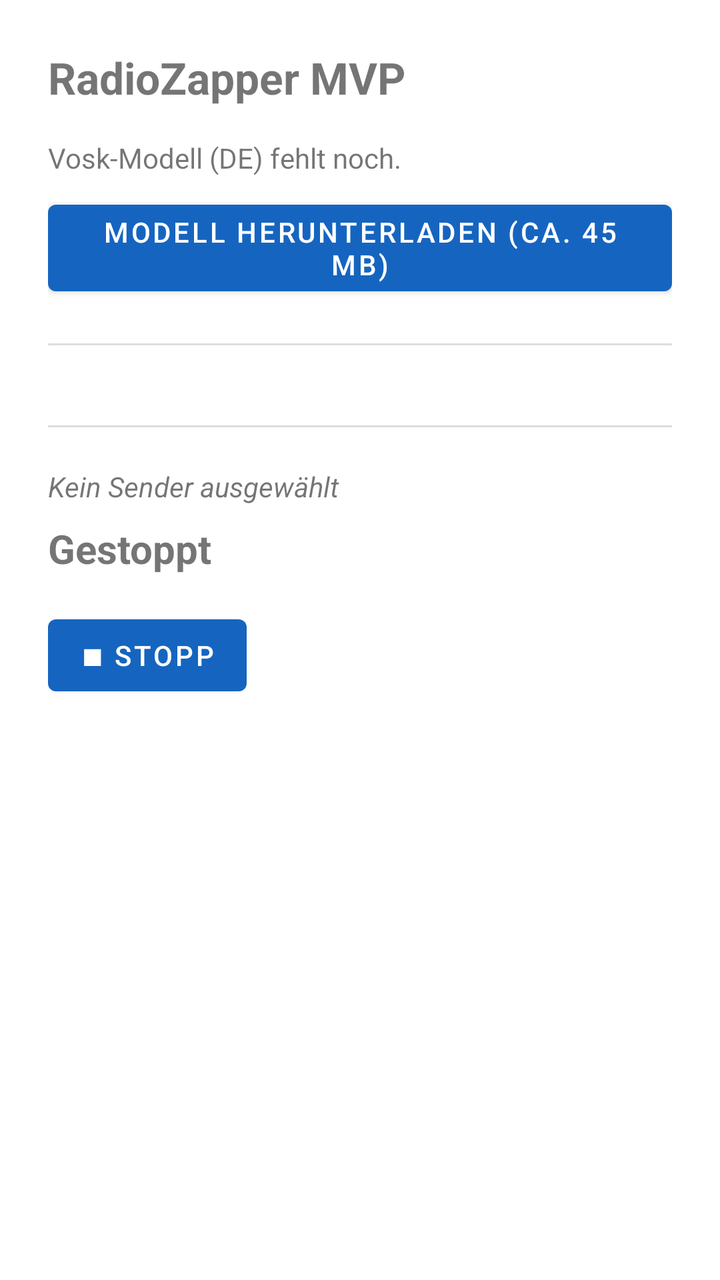
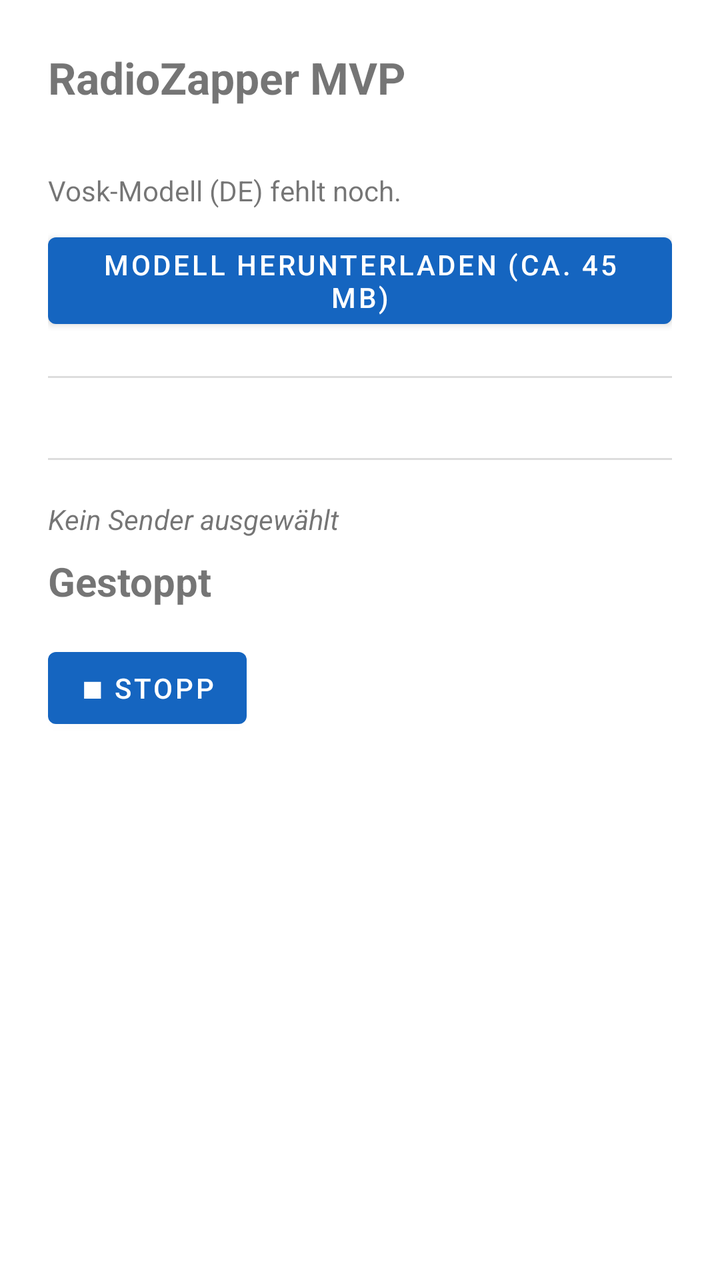

Screens rendered from an Android XML layout before and after an edit, with the pre-edit source and the edit as a unified diff.
<!-- AndroidManifest.xml: activity theme Theme.RadioZapperMvp -->
<!-- res/layout/activity_main.xml -->
<?xml version="1.0" encoding="utf-8"?>
<ScrollView xmlns:android="http://schemas.android.com/apk/res/android"
    android:layout_width="match_parent"
    android:layout_height="match_parent">

    <LinearLayout
        android:layout_width="match_parent"
        android:layout_height="wrap_content"
        android:orientation="vertical"
        android:padding="24dp">

        <TextView
            android:layout_width="wrap_content"
            android:layout_height="wrap_content"
            android:text="@string/app_name"
            android:textSize="22sp"
            android:textStyle="bold"
            android:layout_marginBottom="16dp" />

        
        <TextView
            android:id="@+id/modelStatusText"
            android:layout_width="match_parent"
            android:layout_height="wrap_content"
            android:text="@string/model_not_ready" />

        <ProgressBar
            android:id="@+id/modelProgressBar"
            style="?android:attr/progressBarStyleHorizontal"
            android:layout_width="match_parent"
            android:layout_height="wrap_content"
            android:layout_marginTop="4dp"
            android:max="100"
            android:visibility="gone" />

        <Button
            android:id="@+id/downloadModelButton"
            android:layout_width="wrap_content"
            android:layout_height="wrap_content"
            android:layout_marginTop="8dp"
            android:text="@string/btn_download_model" />

        <View
            android:layout_width="match_parent"
            android:layout_height="1dp"
            android:layout_marginTop="20dp"
            android:layout_marginBottom="20dp"
            android:background="#DDDDDD" />

        
        <LinearLayout
            android:id="@+id/stationsContainer"
            android:layout_width="match_parent"
            android:layout_height="wrap_content"
            android:orientation="vertical" />

        <View
            android:layout_width="match_parent"
            android:layout_height="1dp"
            android:layout_marginTop="20dp"
            android:layout_marginBottom="20dp"
            android:background="#DDDDDD" />

        
        <TextView
            android:id="@+id/currentStationText"
            android:layout_width="match_parent"
            android:layout_height="wrap_content"
            android:text="@string/current_station_none"
            android:textStyle="italic" />

        <TextView
            android:id="@+id/statusText"
            android:layout_width="match_parent"
            android:layout_height="wrap_content"
            android:layout_marginTop="8dp"
            android:text="@string/status_idle"
            android:textSize="20sp"
            android:textStyle="bold" />

        <Button
            android:id="@+id/stopButton"
            android:layout_width="wrap_content"
            android:layout_height="wrap_content"
            android:layout_marginTop="16dp"
            android:text="@string/btn_stop" />

    </LinearLayout>
</ScrollView>
<!-- resources referenced by this layout -->
<resources>
  <string name="app_name">RadioZapper MVP</string>
  <string name="btn_download_model">Modell herunterladen (ca. 45 MB)</string>
  <string name="btn_stop">■ Stopp</string>
  <string name="current_station_none">Kein Sender ausgewählt</string>
  <string name="model_not_ready">Vosk-Modell (DE) fehlt noch.</string>
  <string name="status_idle">Gestoppt</string>
  <style name="Theme.RadioZapperMvp" parent="Theme.MaterialComponents.DayNight.NoActionBar">
          <item name="colorPrimary">@color/primary</item>
          <item name="colorPrimaryDark">@color/primary_dark</item>
          <item name="colorAccent">@color/accent</item>
      </style>
  <color name="primary">#1565C0</color>
  <color name="primary_dark">#0D47A1</color>
  <color name="accent">#FF6F00</color>
</resources>

<!-- the commit's change to res/layout/activity_main.xml (unified diff, before → after) -->
@@ -14,8 +14,15 @@
             android:layout_height="wrap_content"
             android:text="@string/app_name"
             android:textSize="22sp"
-            android:textStyle="bold"
-            android:layout_marginBottom="16dp" />
+            android:textStyle="bold" />
+
+        <TextView
+            android:id="@+id/buildTimeText"
+            android:layout_width="wrap_content"
+            android:layout_height="wrap_content"
+            android:layout_marginBottom="16dp"
+            android:textSize="12sp"
+            android:textColor="#888888" />
 
         
         <TextView
